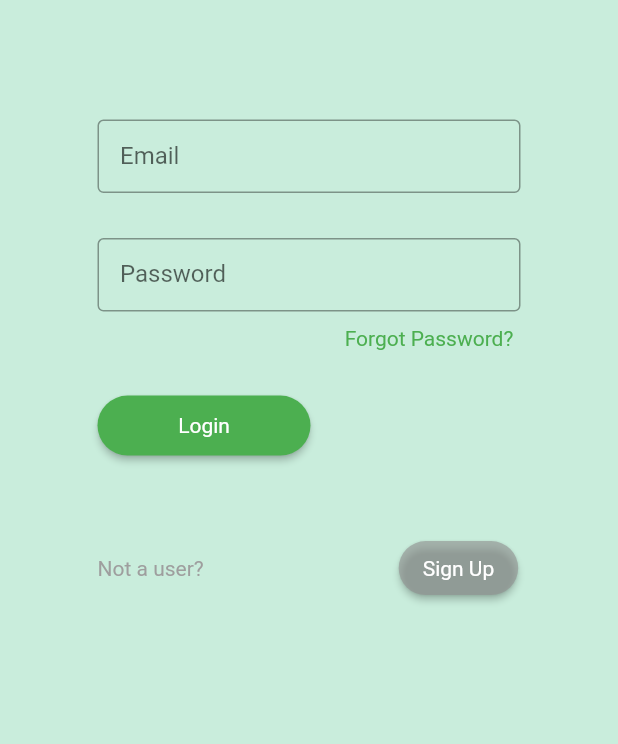
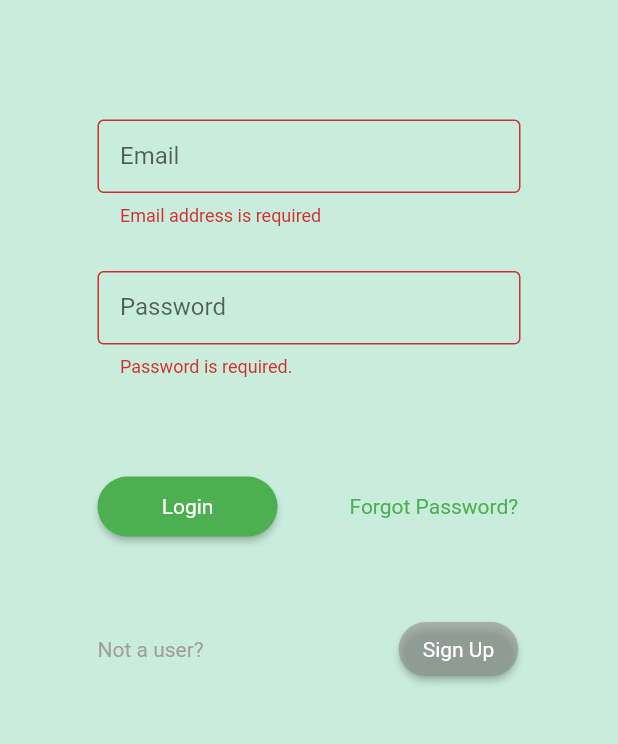
Before and after one commit to patrickbaj/digihydrotest, a Flutter app: the screen it shows after launch, after a tap on "Login", on a phone screen of 412 x 824 dp, the part 265-1009 px from its top. Run offline on Flutter 3.47's test engine with Material 2 defaults, Android fonts, the phone set to English and light mode, and no system bars; our stand-ins replace firebase_auth, firebase_core, firebase_database, firebase_messaging, firebase_storage, flutter_local_notifications and 2 more; accounts and stored records are empty.

Commit message:
Login Error messages now functional

```diff
--- a/lib/index_screen.dart
+++ b/lib/index_screen.dart
@@ -1,4 +1,5 @@
 import 'package:digihydro/mainpages/dashboard.dart';
+import 'package:firebase_database/firebase_database.dart';
 import 'package:flutter/material.dart';
 import 'package:digihydro/login/signup_screen.dart';
 import 'package:digihydro/login/forgot_pass1.dart';
@@ -9,9 +10,15 @@ class IndexScreen extends StatefulWidget {
   index createState() => index();
 }
 
+Color errorColor(DataSnapshot snapshot) {
+  return Colors.red;
+}
+
 class index extends State<IndexScreen> {
-  TextEditingController userEmail = TextEditingController();
-  TextEditingController userPass = TextEditingController();
+  final userEmail = TextEditingController();
+  final userPass = TextEditingController();
+  final GlobalKey<FormState> _key = GlobalKey<FormState>();
+  String errorMessage = '';
 
   Future<void> signIn() async {
     try {
@@ -19,15 +26,18 @@ class index extends State<IndexScreen> {
         email: userEmail.text.trim(),
         password: userPass.text.trim(),
       );
+      errorMessage = '';
       Navigator.of(context).pushReplacement(
         MaterialPageRoute(builder: (context) => dashBoard()),
       );
-    } on FirebaseAuthException catch (e) {
-      if (e.code == 'user-not-found') {
-        print('No user found for that email.');
-      } else if (e.code == 'wrong-password') {
-        print('Wrong password provided for that user.');
+    } on FirebaseAuthException catch (error) {
+      //errorMessage = error.message!;
+      if (error.code == 'user-not-found') {
+        errorMessage = 'No user found for that email';
+      } else if (error.code == 'wrong-password') {
+        errorMessage = 'Incorrect Password';
       }
+      setState(() {});
     }
   }
 
@@ -43,6 +53,7 @@ class index extends State<IndexScreen> {
     return Scaffold(
         backgroundColor: Color.fromARGB(255, 201, 237, 220),
         body: Form(
+          key: _key,
           child: Padding(
             padding: EdgeInsets.all(5),
             child: ListView(
@@ -58,8 +69,9 @@ class index extends State<IndexScreen> {
                 Container(
                   padding: EdgeInsets.fromLTRB(50, 0, 50, 10),
                   margin: EdgeInsets.all(10),
-                  child: TextField(
+                  child: TextFormField(
                     controller: userEmail,
+                    validator: valEmail, //
                     decoration: InputDecoration(
                       border: OutlineInputBorder(),
                       labelText: 'Email',
@@ -71,8 +83,9 @@ class index extends State<IndexScreen> {
                 Container(
                   padding: EdgeInsets.fromLTRB(50, 0, 50, 0),
                   margin: EdgeInsets.all(10),
-                  child: TextField(
+                  child: TextFormField(
                     controller: userPass,
+                    validator: valPass, //
                     obscureText: true,
                     decoration: InputDecoration(
                       border: OutlineInputBorder(),
@@ -82,21 +95,20 @@ class index extends State<IndexScreen> {
                     ),
                   ),
                 ),
-                TextButton(
-                  child: Text('Forgot Password?'),
-                  style: TextButton.styleFrom(
-                    padding: EdgeInsets.fromLTRB(160, 0, 0, 30),
-                    tapTargetSize: MaterialTapTargetSize.shrinkWrap,
-                    textStyle: TextStyle(color: Colors.green),
+                Container(
+                  margin: EdgeInsets.fromLTRB(65, 0, 0, 0),
+                  child: Text(
+                    errorMessage,
+                    style: TextStyle(
+                      color: Colors.red,
                     ),
-                  onPressed: () {
-                    Navigator.push(context,
-                        MaterialPageRoute(builder: (context) => forgotPass()));
-                  }, // forgot password
                   ),
+                ),
+                /**/
+                Row(children: <Widget>[
                   Container(
                     height: 40,
-                  margin: EdgeInsets.fromLTRB(60, 0, 200, 0),
+                    margin: EdgeInsets.fromLTRB(60, 40, 0, 0),
                     child: ElevatedButton(
                       // ignore: sort_child_properties_last
                       child: const Text(
@@ -108,15 +120,32 @@ class index extends State<IndexScreen> {
                             borderRadius: BorderRadius.circular(20)),
                         backgroundColor: Colors.green,
                         textStyle: const TextStyle(color: Colors.white),
-                      minimumSize: Size(200, 50),
+                        minimumSize: Size(120, 50),
                       ),
                       onPressed: () {
-                      /*Navigator.push(context,
-                          MaterialPageRoute(builder: (context) => homePage()));*/
+                        if (_key.currentState!.validate()) {
                           signIn();
+                        }
                       },
                     ),
                   ),
+                  Container(
+                    margin: EdgeInsets.fromLTRB(40, 40, 50, 0),
+                    child: TextButton(
+                      child: Text('Forgot Password?'),
+                      style: TextButton.styleFrom(
+                        tapTargetSize: MaterialTapTargetSize.shrinkWrap,
+                        textStyle: TextStyle(color: Colors.green),
+                      ),
+                      onPressed: () {
+                        Navigator.push(
+                            context,
+                            MaterialPageRoute(
+                                builder: (context) => forgotPass()));
+                      }, // forgot password
+                    ),
+                  ),
+                ]),
                 Container(
                   height: 140,
                   child: Row(
@@ -147,20 +176,6 @@ class index extends State<IndexScreen> {
                                     builder: (context) => signupPage()));
                           },
                         ),
-                        /*child: ElevatedButton(
-                          padding: EdgeInsets.fromLTRB(25, 12, 25, 12),
-                          textColor: Colors.white,
-                          shape: RoundedRectangleBorder(
-                              borderRadius: BorderRadius.circular(20)),
-                          color: Colors.redAccent,
-                          child: Text('Sign Up'),
-                          onPressed: () {
-                            Navigator.push(
-                                context,
-                                MaterialPageRoute(
-                                    builder: (context) => signupPage()));
-                          },
-                        ), */
                       )
                     ],
                   ),
@@ -171,3 +186,19 @@ class index extends State<IndexScreen> {
         ));
   }
 }
+
+String? valEmail(String? formEmail) {
+  if (formEmail == null || formEmail.isEmpty)
+    return 'Email address is required';
+
+  String pattern = r'\w+@\w+\.\w+';
+  RegExp regex = RegExp(pattern);
+  if (!regex.hasMatch(formEmail)) return 'Invalid Email Address';
+
+  return null;
+}
+
+String? valPass(String? formPass) {
+  if (formPass == null || formPass.isEmpty) return 'Password is required.';
+  return null;
+}
```
Also changed, not shown: lib/login/signup_screen.dart (+39 -26 lines). Lines whose indentation alone changed are shown as unchanged.
